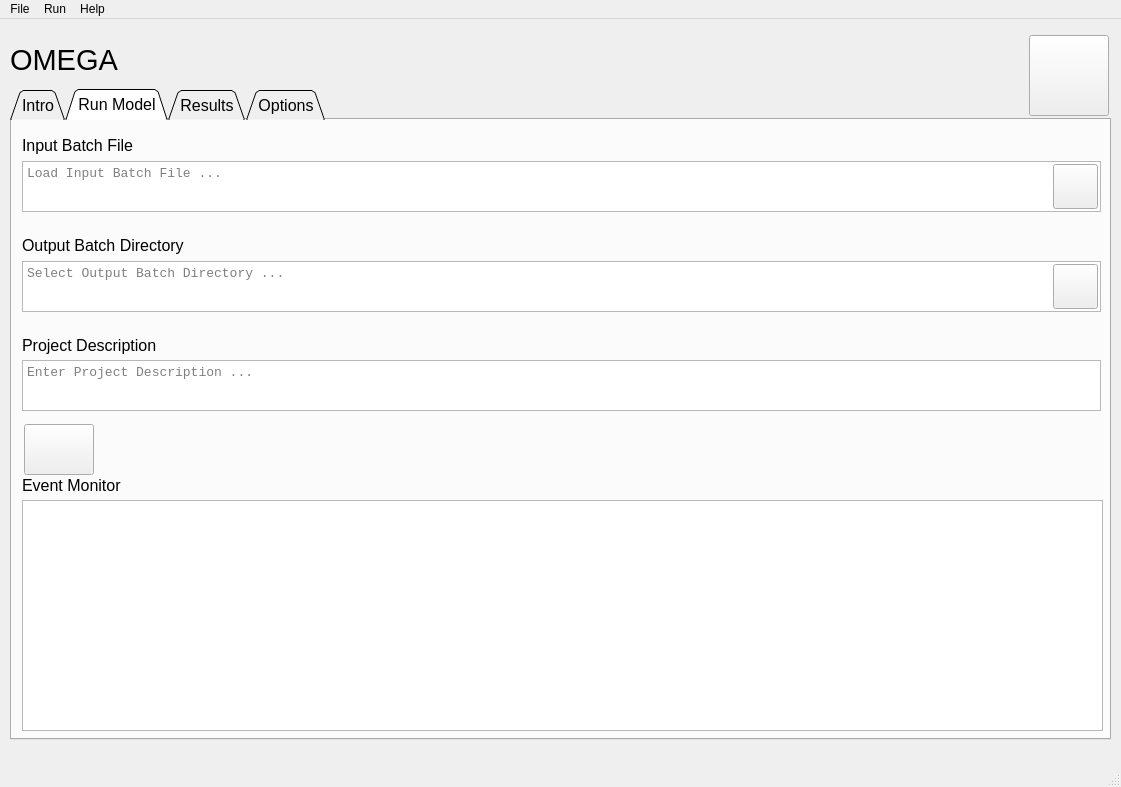
First picture: the form in omega_gui/elements/omega_gui_qt.ui, repository johnathanvic/EPA_OMEGA_Model, before the edit.
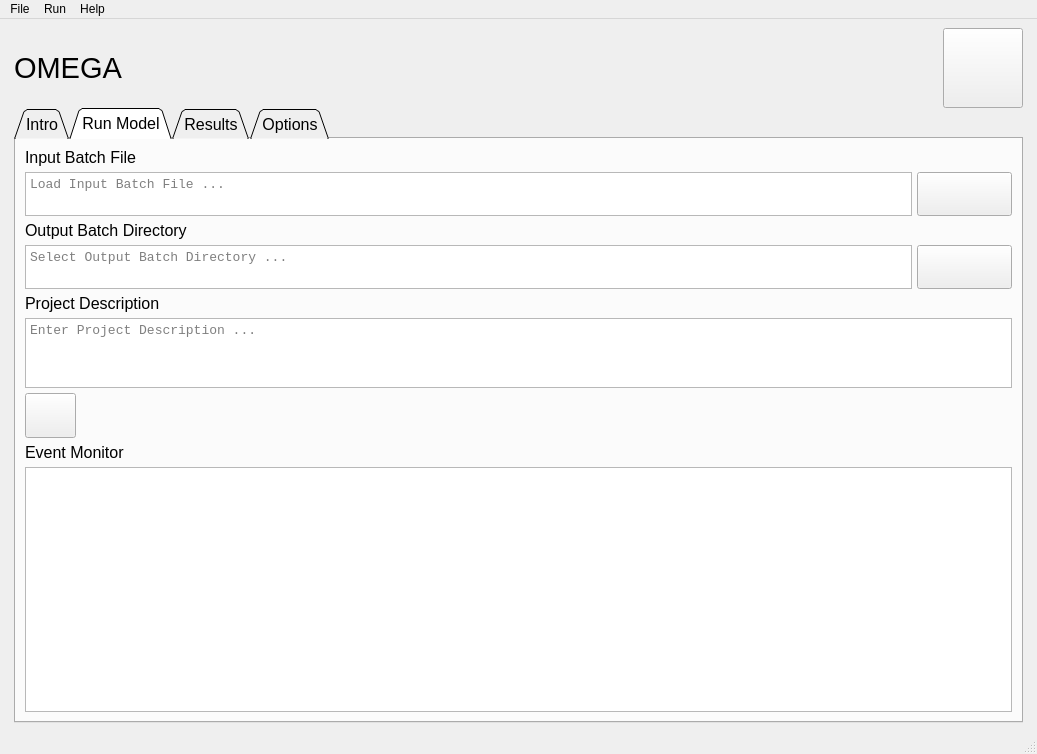
Second picture: the form after the edit. The open tabs and pages were chosen to show the change.

Commit message: resizable gui modified results tab

Diff of the .ui file:
```diff
--- a/omega_gui/elements/omega_gui_qt.ui
+++ b/omega_gui/elements/omega_gui_qt.ui
@@ -6,16 +6,22 @@
    <rect>
     <x>0</x>
     <y>0</y>
-    <width>1121</width>
-    <height>787</height>
+    <width>1037</width>
+    <height>754</height>
    </rect>
   </property>
   <property name="sizePolicy">
-   <sizepolicy hsizetype="Preferred" vsizetype="Preferred">
+   <sizepolicy hsizetype="MinimumExpanding" vsizetype="MinimumExpanding">
     <horstretch>0</horstretch>
     <verstretch>0</verstretch>
    </sizepolicy>
   </property>
+  <property name="minimumSize">
+   <size>
+    <width>665</width>
+    <height>480</height>
+   </size>
+  </property>
   <property name="windowTitle">
    <string>MainWindow</string>
   </property>
@@ -23,17 +29,129 @@
    <string notr="true"/>
   </property>
   <widget class="QWidget" name="centralwidget">
+   <layout class="QVBoxLayout" name="verticalLayout_5">
+    <property name="spacing">
+     <number>0</number>
+    </property>
+    <property name="leftMargin">
+     <number>5</number>
+    </property>
+    <property name="topMargin">
+     <number>0</number>
+    </property>
+    <property name="rightMargin">
+     <number>5</number>
+    </property>
+    <property name="bottomMargin">
+     <number>0</number>
+    </property>
+    <item>
+     <widget class="QWidget" name="background_widget" native="true">
+      <property name="sizePolicy">
+       <sizepolicy hsizetype="MinimumExpanding" vsizetype="MinimumExpanding">
+        <horstretch>0</horstretch>
+        <verstretch>0</verstretch>
+       </sizepolicy>
+      </property>
+      <property name="toolTip">
+       <string/>
+      </property>
+      <property name="styleSheet">
+       <string notr="true"/>
+      </property>
+      <layout class="QVBoxLayout" name="verticalLayout_3">
+       <property name="spacing">
+        <number>0</number>
+       </property>
+       <item>
+        <layout class="QHBoxLayout" name="horizontalLayout">
+         <property name="spacing">
+          <number>0</number>
+         </property>
+         <property name="sizeConstraint">
+          <enum>QLayout::SetDefaultConstraint</enum>
+         </property>
+         <item>
+          <widget class="QLabel" name="main_title_1_label">
+           <property name="font">
+            <font>
+             <family>Arial</family>
+             <pointsize>22</pointsize>
+            </font>
+           </property>
+           <property name="text">
+            <string>OMEGA</string>
+           </property>
+           <property name="alignment">
+            <set>Qt::AlignLeading|Qt::AlignLeft|Qt::AlignVCenter</set>
+           </property>
+          </widget>
+         </item>
+         <item>
+          <spacer name="horizontalSpacer">
+           <property name="orientation">
+            <enum>Qt::Horizontal</enum>
+           </property>
+           <property name="sizeHint" stdset="0">
+            <size>
+             <width>40</width>
+             <height>20</height>
+            </size>
+           </property>
+          </spacer>
+         </item>
+         <item>
+          <widget class="QPushButton" name="epa_button">
+           <property name="sizePolicy">
+            <sizepolicy hsizetype="Minimum" vsizetype="Minimum">
+             <horstretch>0</horstretch>
+             <verstretch>0</verstretch>
+            </sizepolicy>
+           </property>
+           <property name="minimumSize">
+            <size>
+             <width>80</width>
+             <height>80</height>
+            </size>
+           </property>
+           <property name="baseSize">
+            <size>
+             <width>80</width>
+             <height>80</height>
+            </size>
+           </property>
+           <property name="toolTip">
+            <string>Open EPA Website</string>
+           </property>
+           <property name="text">
+            <string/>
+           </property>
+           <property name="iconSize">
+            <size>
+             <width>80</width>
+             <height>80</height>
+            </size>
+           </property>
+          </widget>
+         </item>
+        </layout>
+       </item>
+       <item>
    <widget class="QTabWidget" name="tab_select">
     <property name="enabled">
      <bool>true</bool>
     </property>
-    <property name="geometry">
-     <rect>
-      <x>10</x>
-      <y>70</y>
-      <width>1101</width>
-      <height>651</height>
-     </rect>
+         <property name="sizePolicy">
+          <sizepolicy hsizetype="Minimum" vsizetype="MinimumExpanding">
+           <horstretch>0</horstretch>
+           <verstretch>0</verstretch>
+          </sizepolicy>
+         </property>
+         <property name="minimumSize">
+          <size>
+           <width>0</width>
+           <height>0</height>
+          </size>
     </property>
     <property name="font">
      <font>
@@ -56,7 +174,7 @@
      <enum>QTabWidget::Triangular</enum>
     </property>
     <property name="currentIndex">
-     <number>1</number>
+          <number>2</number>
     </property>
     <property name="iconSize">
      <size>
@@ -71,37 +189,12 @@
      <attribute name="title">
       <string>Intro</string>
      </attribute>
-     <widget class="QLabel" name="intro_text_1">
-      <property name="geometry">
-       <rect>
-        <x>16</x>
-        <y>22</y>
-        <width>751</width>
-        <height>431</height>
-       </rect>
-      </property>
-      <property name="text">
-       <string/>
-      </property>
-      <property name="scaledContents">
-       <bool>true</bool>
-      </property>
-      <property name="alignment">
-       <set>Qt::AlignLeading|Qt::AlignLeft|Qt::AlignTop</set>
-      </property>
-      <property name="wordWrap">
-       <bool>true</bool>
-      </property>
-     </widget>
+          <layout class="QVBoxLayout" name="verticalLayout_4">
+           <property name="sizeConstraint">
+            <enum>QLayout::SetDefaultConstraint</enum>
+           </property>
+           <item>
      <widget class="QLabel" name="intro_label">
-      <property name="geometry">
-       <rect>
-        <x>20</x>
-        <y>20</y>
-        <width>1041</width>
-        <height>341</height>
-       </rect>
-      </property>
       <property name="font">
        <font>
         <family>Arial</family>
@@ -123,20 +216,32 @@
        <bool>true</bool>
       </property>
      </widget>
+           </item>
+           <item>
+            <spacer name="verticalSpacer_2">
+             <property name="orientation">
+              <enum>Qt::Vertical</enum>
+             </property>
+             <property name="sizeHint" stdset="0">
+              <size>
+               <width>20</width>
+               <height>40</height>
+              </size>
+             </property>
+            </spacer>
+           </item>
+          </layout>
     </widget>
     <widget class="QWidget" name="run_model_tab">
      <attribute name="title">
       <string>Run Model</string>
      </attribute>
+          <layout class="QVBoxLayout" name="verticalLayout_2" stretch="0,0,0,0,0,0,0,0,1">
+           <property name="spacing">
+            <number>5</number>
+           </property>
+           <item>
      <widget class="QLabel" name="input_batch_file_1_label">
-      <property name="geometry">
-       <rect>
-        <x>10</x>
-        <y>10</y>
-        <width>581</width>
-        <height>31</height>
-       </rect>
-      </property>
       <property name="font">
        <font>
         <family>Arial</family>
@@ -149,21 +254,26 @@
        <string>Input Batch File</string>
       </property>
      </widget>
+           </item>
+           <item>
+            <layout class="QHBoxLayout" name="horizontalLayout_2" stretch="0,0">
+             <property name="sizeConstraint">
+              <enum>QLayout::SetMinimumSize</enum>
+             </property>
+             <item>
      <widget class="QTextEdit" name="input_batch_file_1_result">
-      <property name="geometry">
-       <rect>
-        <x>10</x>
-        <y>41</y>
-        <width>1079</width>
-        <height>51</height>
-       </rect>
-      </property>
       <property name="sizePolicy">
-       <sizepolicy hsizetype="Expanding" vsizetype="Expanding">
+                <sizepolicy hsizetype="MinimumExpanding" vsizetype="Fixed">
         <horstretch>0</horstretch>
         <verstretch>0</verstretch>
        </sizepolicy>
       </property>
+               <property name="minimumSize">
+                <size>
+                 <width>0</width>
+                 <height>15</height>
+                </size>
+               </property>
       <property name="font">
        <font>
         <family>Consolas</family>
@@ -179,15 +289,50 @@
        <string>Load Input Batch File ...</string>
       </property>
      </widget>
+             </item>
+             <item>
+              <widget class="QPushButton" name="select_input_batch_file_button">
+               <property name="enabled">
+                <bool>true</bool>
+               </property>
+               <property name="sizePolicy">
+                <sizepolicy hsizetype="Minimum" vsizetype="Fixed">
+                 <horstretch>0</horstretch>
+                 <verstretch>0</verstretch>
+                </sizepolicy>
+               </property>
+               <property name="minimumSize">
+                <size>
+                 <width>0</width>
+                 <height>30</height>
+                </size>
+               </property>
+               <property name="font">
+                <font>
+                 <family>Arial</family>
+                 <pointsize>24</pointsize>
+                 <weight>75</weight>
+                 <bold>true</bold>
+                </font>
+               </property>
+               <property name="toolTip">
+                <string>Selects a new OMEGA Input Batch File</string>
+               </property>
+               <property name="text">
+                <string/>
+               </property>
+               <property name="iconSize">
+                <size>
+                 <width>35</width>
+                 <height>35</height>
+                </size>
+               </property>
+              </widget>
+             </item>
+            </layout>
+           </item>
+           <item>
      <widget class="QLabel" name="output_batch_directory_1_label">
-      <property name="geometry">
-       <rect>
-        <x>10</x>
-        <y>110</y>
-        <width>531</width>
-        <height>31</height>
-       </rect>
-      </property>
       <property name="font">
        <font>
         <family>Arial</family>
@@ -200,14 +345,22 @@
        <string>Output Batch Directory</string>
       </property>
      </widget>
+           </item>
+           <item>
+            <layout class="QHBoxLayout" name="horizontalLayout_3">
+             <item>
      <widget class="QTextEdit" name="output_batch_directory_1_result">
-      <property name="geometry">
-       <rect>
-        <x>10</x>
-        <y>141</y>
-        <width>1079</width>
-        <height>51</height>
-       </rect>
+               <property name="sizePolicy">
+                <sizepolicy hsizetype="MinimumExpanding" vsizetype="Fixed">
+                 <horstretch>0</horstretch>
+                 <verstretch>0</verstretch>
+                </sizepolicy>
+               </property>
+               <property name="minimumSize">
+                <size>
+                 <width>0</width>
+                 <height>15</height>
+                </size>
       </property>
       <property name="font">
        <font>
@@ -224,14 +377,20 @@
        <string>Select Output Batch Directory ...</string>
       </property>
      </widget>
+             </item>
+             <item>
      <widget class="QPushButton" name="select_output_batch_directory_button">
-      <property name="geometry">
-       <rect>
-        <x>1041</x>
-        <y>144</y>
-        <width>45</width>
-        <height>45</height>
-       </rect>
+               <property name="sizePolicy">
+                <sizepolicy hsizetype="Minimum" vsizetype="Fixed">
+                 <horstretch>0</horstretch>
+                 <verstretch>0</verstretch>
+                </sizepolicy>
+               </property>
+               <property name="minimumSize">
+                <size>
+                 <width>0</width>
+                 <height>30</height>
+                </size>
       </property>
       <property name="font">
        <font>
@@ -254,47 +413,43 @@
        </size>
       </property>
      </widget>
-     <widget class="QPushButton" name="select_input_batch_file_button">
-      <property name="enabled">
-       <bool>true</bool>
-      </property>
-      <property name="geometry">
-       <rect>
-        <x>1041</x>
-        <y>44</y>
-        <width>45</width>
-        <height>45</height>
-       </rect>
-      </property>
+             </item>
+            </layout>
+           </item>
+           <item>
+            <widget class="QLabel" name="project_description_label">
       <property name="font">
        <font>
         <family>Arial</family>
-        <pointsize>24</pointsize>
-        <weight>75</weight>
-        <bold>true</bold>
-       </font>
-      </property>
-      <property name="toolTip">
-       <string>Selects a new OMEGA Input Batch File</string>
-      </property>
+               <pointsize>12</pointsize>
+               <weight>50</weight>
+               <bold>false</bold>
+              </font>
+             </property>
       <property name="text">
-       <string/>
-      </property>
-      <property name="iconSize">
-       <size>
-        <width>35</width>
-        <height>35</height>
-       </size>
-      </property>
-     </widget>
+              <string>Project Description</string>
+             </property>
+            </widget>
+           </item>
+           <item>
      <widget class="QTextEdit" name="project_description">
-      <property name="geometry">
-       <rect>
-        <x>10</x>
-        <y>240</y>
-        <width>1079</width>
-        <height>51</height>
-       </rect>
+             <property name="sizePolicy">
+              <sizepolicy hsizetype="Expanding" vsizetype="Fixed">
+               <horstretch>0</horstretch>
+               <verstretch>0</verstretch>
+              </sizepolicy>
+             </property>
+             <property name="minimumSize">
+              <size>
+               <width>0</width>
+               <height>35</height>
+              </size>
+             </property>
+             <property name="maximumSize">
+              <size>
+               <width>16777215</width>
+               <height>70</height>
+              </size>
       </property>
       <property name="font">
        <font>
@@ -311,35 +466,22 @@
        <string>Enter Project Description ...</string>
       </property>
      </widget>
-     <widget class="QLabel" name="project_description_1_label">
-      <property name="geometry">
-       <rect>
-        <x>10</x>
-        <y>210</y>
-        <width>531</width>
-        <height>31</height>
-       </rect>
-      </property>
-      <property name="font">
-       <font>
-        <family>Arial</family>
-        <pointsize>12</pointsize>
-        <weight>50</weight>
-        <bold>false</bold>
-       </font>
-      </property>
-      <property name="text">
-       <string>Project Description</string>
-      </property>
-     </widget>
+           </item>
+           <item>
+            <layout class="QHBoxLayout" name="horizontalLayout_4">
+             <item>
      <widget class="QPushButton" name="run_model_button">
-      <property name="geometry">
-       <rect>
-        <x>12</x>
-        <y>304</y>
-        <width>70</width>
-        <height>51</height>
-       </rect>
+               <property name="sizePolicy">
+                <sizepolicy hsizetype="Fixed" vsizetype="Preferred">
+                 <horstretch>0</horstretch>
+                 <verstretch>0</verstretch>
+                </sizepolicy>
+               </property>
+               <property name="minimumSize">
+                <size>
+                 <width>45</width>
+                 <height>45</height>
+                </size>
       </property>
       <property name="toolTip">
        <string>Run OMEGA Model</string>
@@ -351,15 +493,9 @@
        </size>
       </property>
      </widget>
+             </item>
+             <item>
      <widget class="QLabel" name="model_status_label">
-      <property name="geometry">
-       <rect>
-        <x>90</x>
-        <y>295</y>
-        <width>261</width>
-        <height>71</height>
-       </rect>
-      </property>
       <property name="font">
        <font>
         <family>Consolas</family>
@@ -378,15 +514,11 @@
        <set>Qt::AlignLeading|Qt::AlignLeft|Qt::AlignVCenter</set>
       </property>
      </widget>
+             </item>
+            </layout>
+           </item>
+           <item>
      <widget class="QLabel" name="event_monitor_label">
-      <property name="geometry">
-       <rect>
-        <x>10</x>
-        <y>350</y>
-        <width>201</width>
-        <height>31</height>
-       </rect>
-      </property>
       <property name="font">
        <font>
         <family>Arial</family>
@@ -402,14 +534,32 @@
        <string>Event Monitor</string>
       </property>
      </widget>
+           </item>
+           <item>
      <widget class="QTextEdit" name="event_monitor_result">
-      <property name="geometry">
-       <rect>
-        <x>10</x>
-        <y>380</y>
-        <width>1081</width>
-        <height>231</height>
-       </rect>
+             <property name="sizePolicy">
+              <sizepolicy hsizetype="Expanding" vsizetype="Preferred">
+               <horstretch>0</horstretch>
+               <verstretch>1</verstretch>
+              </sizepolicy>
+             </property>
+             <property name="minimumSize">
+              <size>
+               <width>0</width>
+               <height>65</height>
+              </size>
+             </property>
+             <property name="sizeIncrement">
+              <size>
+               <width>0</width>
+               <height>0</height>
+              </size>
+             </property>
+             <property name="baseSize">
+              <size>
+               <width>0</width>
+               <height>0</height>
+              </size>
       </property>
       <property name="font">
        <font>
@@ -421,42 +571,6 @@
       </property>
       <property name="toolTip">
        <string>Event Monitor records ongoing program events</string>
-      </property>
-     </widget>
-    </widget>
-    <widget class="QWidget" name="results_tab">
-     <property name="enabled">
-      <bool>true</bool>
-     </property>
-     <attribute name="title">
-      <string>Results</string>
-     </attribute>
-     <widget class="QScrollArea" name="plot_scroll">
-      <property name="geometry">
-       <rect>
-        <x>320</x>
-        <y>10</y>
-        <width>760</width>
-        <height>601</height>
-       </rect>
-      </property>
-      <property name="sizePolicy">
-       <sizepolicy hsizetype="Expanding" vsizetype="Expanding">
-        <horstretch>0</horstretch>
-        <verstretch>0</verstretch>
-       </sizepolicy>
-      </property>
-      <property name="baseSize">
-       <size>
-        <width>760</width>
-        <height>360</height>
-       </size>
-      </property>
-      <property name="mouseTracking">
-       <bool>false</bool>
-      </property>
-      <property name="verticalScrollBarPolicy">
-       <enum>Qt::ScrollBarAsNeeded</enum>
       </property>
       <property name="horizontalScrollBarPolicy">
        <enum>Qt::ScrollBarAlwaysOff</enum>
@@ -464,34 +578,35 @@
       <property name="sizeAdjustPolicy">
        <enum>QAbstractScrollArea::AdjustToContents</enum>
       </property>
-      <property name="widgetResizable">
+             <property name="undoRedoEnabled">
        <bool>false</bool>
       </property>
-      <widget class="QWidget" name="scrollAreaWidgetContents">
-       <property name="geometry">
-        <rect>
-         <x>0</x>
-         <y>0</y>
-         <width>319</width>
-         <height>309</height>
-        </rect>
-       </property>
-      </widget>
-     </widget>
-     <widget class="QWidget" name="verticalLayoutWidget">
-      <property name="geometry">
-       <rect>
-        <x>10</x>
-        <y>10</y>
-        <width>301</width>
-        <height>601</height>
-       </rect>
-      </property>
-      <layout class="QVBoxLayout" name="verticalLayout">
-       <item>
+             <property name="textInteractionFlags">
+              <set>Qt::TextSelectableByKeyboard|Qt::TextSelectableByMouse</set>
+             </property>
+            </widget>
+           </item>
+          </layout>
+          <zorder>input_batch_file_1_label</zorder>
+          <zorder>output_batch_directory_1_label</zorder>
+          <zorder>project_description</zorder>
+          <zorder>project_description_label</zorder>
+          <zorder>event_monitor_result</zorder>
+          <zorder>event_monitor_label</zorder>
+          <zorder></zorder>
+         </widget>
+         <widget class="QWidget" name="results_tab">
+          <property name="enabled">
+           <bool>true</bool>
+          </property>
+          <attribute name="title">
+           <string>Results</string>
+          </attribute>
+          <layout class="QGridLayout" name="gridLayout_3">
+           <item row="0" column="0">
         <layout class="QGridLayout" name="gridLayout">
          <item row="2" column="0">
-          <widget class="QLabel" name="label">
+              <widget class="QLabel" name="x_label">
            <property name="text">
             <string>X</string>
            </property>
@@ -505,7 +620,7 @@
           </widget>
          </item>
          <item row="3" column="0">
-          <widget class="QLabel" name="label_2">
+              <widget class="QLabel" name="y_label">
            <property name="sizePolicy">
             <sizepolicy hsizetype="Fixed" vsizetype="Preferred">
              <horstretch>0</horstretch>
@@ -525,7 +640,7 @@
           </widget>
          </item>
          <item row="1" column="1">
-          <widget class="QPushButton" name="select_plot_2">
+              <widget class="QPushButton" name="select_previous_run">
            <property name="enabled">
             <bool>true</bool>
            </property>
@@ -546,7 +661,7 @@
           </widget>
          </item>
          <item row="0" column="1">
-          <widget class="QPushButton" name="select_plot_3">
+              <widget class="QPushButton" name="select_current_run">
            <property name="enabled">
             <bool>true</bool>
            </property>
@@ -574,8 +689,55 @@
          </item>
         </layout>
        </item>
+           <item row="1" column="0">
+            <widget class="QGroupBox" name="groupBox">
+             <property name="sizePolicy">
+              <sizepolicy hsizetype="Preferred" vsizetype="MinimumExpanding">
+               <horstretch>0</horstretch>
+               <verstretch>1</verstretch>
+              </sizepolicy>
+             </property>
+             <property name="title">
+              <string>Session Info</string>
+             </property>
+             <property name="flat">
+              <bool>false</bool>
+             </property>
+             <layout class="QVBoxLayout" name="verticalLayout" stretch="0,0,1">
+              <property name="spacing">
+               <number>5</number>
+              </property>
+              <property name="sizeConstraint">
+               <enum>QLayout::SetDefaultConstraint</enum>
+              </property>
+              <property name="leftMargin">
+               <number>0</number>
+              </property>
+              <property name="topMargin">
+               <number>0</number>
+              </property>
+              <property name="rightMargin">
+               <number>0</number>
+              </property>
+              <property name="bottomMargin">
+               <number>0</number>
+              </property>
        <item>
-        <widget class="QLabel" name="available_plots_1_label_3">
+               <layout class="QHBoxLayout" name="horizontalLayout_6">
+                <item>
+                 <widget class="QLabel" name="ref_session_label">
+                  <property name="text">
+                   <string>Reference Session</string>
+                  </property>
+                 </widget>
+                </item>
+                <item>
+                 <widget class="QComboBox" name="comboBox"/>
+                </item>
+               </layout>
+              </item>
+              <item>
+               <widget class="QLabel" name="sessions_label">
          <property name="font">
           <font>
            <family>Arial</family>
@@ -585,12 +747,18 @@
           </font>
          </property>
          <property name="text">
-          <string> Available Sessions</string>
+                 <string>Sessions</string>
          </property>
         </widget>
        </item>
        <item>
-        <widget class="QListWidget" name="list_graphs_2">
+               <widget class="QListWidget" name="sessions_list">
+                <property name="sizePolicy">
+                 <sizepolicy hsizetype="Minimum" vsizetype="Expanding">
+                  <horstretch>0</horstretch>
+                  <verstretch>0</verstretch>
+                 </sizepolicy>
+                </property>
          <property name="editTriggers">
           <set>QAbstractItemView::NoEditTriggers</set>
          </property>
@@ -604,44 +772,69 @@
        </item>
       </layout>
      </widget>
+           </item>
+           <item row="0" column="1" rowspan="2">
+            <widget class="QScrollArea" name="plot_scroll">
+             <property name="sizePolicy">
+              <sizepolicy hsizetype="MinimumExpanding" vsizetype="Expanding">
+               <horstretch>0</horstretch>
+               <verstretch>0</verstretch>
+              </sizepolicy>
+             </property>
+             <property name="minimumSize">
+              <size>
+               <width>360</width>
+               <height>360</height>
+              </size>
+             </property>
+             <property name="baseSize">
+              <size>
+               <width>360</width>
+               <height>360</height>
+              </size>
+             </property>
+             <property name="mouseTracking">
+              <bool>false</bool>
+             </property>
+             <property name="frameShape">
+              <enum>QFrame::StyledPanel</enum>
+             </property>
+             <property name="frameShadow">
+              <enum>QFrame::Plain</enum>
+             </property>
+             <property name="verticalScrollBarPolicy">
+              <enum>Qt::ScrollBarAsNeeded</enum>
+             </property>
+             <property name="horizontalScrollBarPolicy">
+              <enum>Qt::ScrollBarAsNeeded</enum>
+             </property>
+             <property name="sizeAdjustPolicy">
+              <enum>QAbstractScrollArea::AdjustIgnored</enum>
+             </property>
+             <property name="widgetResizable">
+              <bool>false</bool>
+             </property>
+             <widget class="QWidget" name="scrollAreaWidgetContents">
+              <property name="geometry">
+               <rect>
+                <x>0</x>
+                <y>0</y>
+                <width>400</width>
+                <height>463</height>
+               </rect>
+              </property>
+             </widget>
+            </widget>
+           </item>
+          </layout>
     </widget>
     <widget class="QWidget" name="options_tab">
      <attribute name="title">
       <string>Options</string>
      </attribute>
-     <widget class="QCheckBox" name="multiprocessor_checkbox">
-      <property name="geometry">
-       <rect>
-        <x>10</x>
-        <y>9</y>
-        <width>221</width>
-        <height>31</height>
-       </rect>
-      </property>
-      <property name="font">
-       <font>
-        <family>Arial</family>
-        <pointsize>12</pointsize>
-        <weight>50</weight>
-        <bold>false</bold>
-       </font>
-      </property>
-      <property name="toolTip">
-       <string>OMEGA Multiprocessor Selection</string>
-      </property>
-      <property name="text">
-       <string>Enable Multiprocessor</string>
-      </property>
-     </widget>
+          <layout class="QGridLayout" name="gridLayout_2">
+           <item row="0" column="1">
      <widget class="QPushButton" name="multiprocessor_help_button">
-      <property name="geometry">
-       <rect>
-        <x>240</x>
-        <y>10</y>
-        <width>211</width>
-        <height>31</height>
-       </rect>
-      </property>
       <property name="font">
        <font>
         <family>Arial</family>
@@ -660,79 +853,67 @@
        <string>Multiprocessor Help</string>
       </property>
      </widget>
-    </widget>
-   </widget>
-   <widget class="QLabel" name="main_title_1_label">
-    <property name="geometry">
-     <rect>
-      <x>10</x>
-      <y>15</y>
-      <width>166</width>
-      <height>51</height>
-     </rect>
-    </property>
+           </item>
+           <item row="0" column="2">
+            <spacer name="horizontalSpacer_2">
+             <property name="orientation">
+              <enum>Qt::Horizontal</enum>
+             </property>
+             <property name="sizeHint" stdset="0">
+              <size>
+               <width>40</width>
+               <height>20</height>
+              </size>
+             </property>
+            </spacer>
+           </item>
+           <item row="0" column="0">
+            <widget class="QCheckBox" name="multiprocessor_checkbox">
     <property name="font">
      <font>
       <family>Arial</family>
-      <pointsize>22</pointsize>
-     </font>
-    </property>
-    <property name="text">
-     <string>OMEGA</string>
-    </property>
-    <property name="alignment">
-     <set>Qt::AlignLeading|Qt::AlignLeft|Qt::AlignVCenter</set>
-    </property>
-   </widget>
-   <widget class="QWidget" name="background_widget" native="true">
-    <property name="geometry">
-     <rect>
-      <x>-1</x>
-      <y>9</y>
-      <width>1131</width>
-      <height>731</height>
-     </rect>
-    </property>
-    <property name="toolTip">
-     <string/>
-    </property>
-    <property name="styleSheet">
-     <string notr="true"/>
-    </property>
-    <widget class="QPushButton" name="epa_button">
-     <property name="geometry">
-      <rect>
-       <x>1030</x>
-       <y>7</y>
-       <width>80</width>
-       <height>81</height>
-      </rect>
-     </property>
-     <property name="toolTip">
-      <string>Open EPA Website</string>
-     </property>
-     <property name="text">
-      <string/>
-     </property>
-     <property name="iconSize">
+               <pointsize>12</pointsize>
+               <weight>50</weight>
+               <bold>false</bold>
+              </font>
+             </property>
+             <property name="toolTip">
+              <string>OMEGA Multiprocessor Selection</string>
+             </property>
+             <property name="text">
+              <string>Enable Multiprocessor</string>
+             </property>
+            </widget>
+           </item>
+           <item row="1" column="1">
+            <spacer name="verticalSpacer">
+             <property name="orientation">
+              <enum>Qt::Vertical</enum>
+             </property>
+             <property name="sizeHint" stdset="0">
       <size>
-       <width>80</width>
-       <height>80</height>
-      </size>
-     </property>
-    </widget>
-   </widget>
-   <zorder>background_widget</zorder>
-   <zorder>main_title_1_label</zorder>
-   <zorder>tab_select</zorder>
+               <width>20</width>
+               <height>40</height>
+              </size>
+             </property>
+            </spacer>
+           </item>
+          </layout>
+         </widget>
+        </widget>
+       </item>
+      </layout>
+     </widget>
+    </item>
+   </layout>
   </widget>
   <widget class="QMenuBar" name="menubar">
    <property name="geometry">
     <rect>
      <x>0</x>
      <y>0</y>
-     <width>1121</width>
-     <height>24</height>
+     <width>1037</width>
+     <height>21</height>
     </rect>
    </property>
    <widget class="QMenu" name="menuMenu1">
```
Lines whose indentation alone changed are shown as unchanged. The commit also changes 1 other file.
